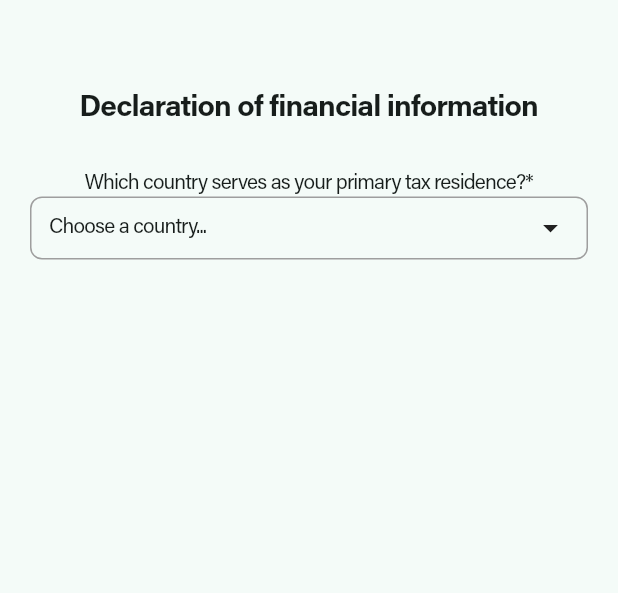
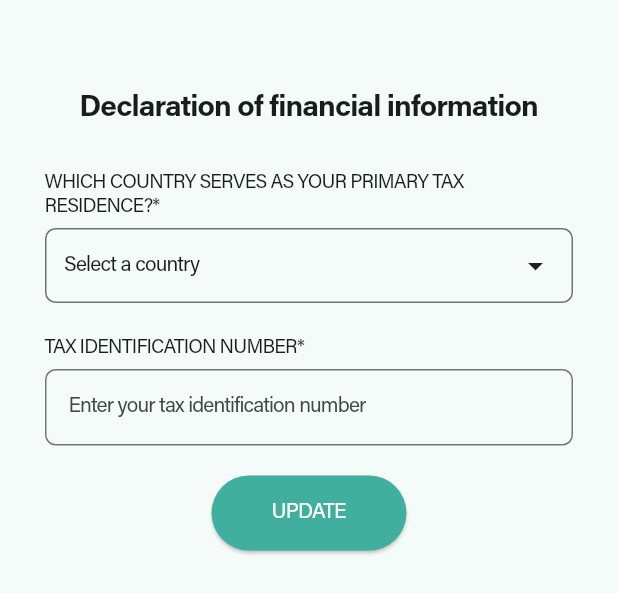
Before and after one commit to matiasespina1991/expatrio-challenge, a Flutter app: the TaxDataModalContent widget shown alone on an empty page, opened directly with empty values, on a phone screen of 412 x 824 dp. Shown: the top 593 px of the screen. Run offline on Flutter 3.47's test engine with Material 3 defaults, Android fonts, the phone set to English and light mode, and no system bars; our stand-ins replace connectivity_plus, flutter_secure_storage; accounts and stored records are empty.

Commit message:
Tax data modal UI fixed, Tax ID input added, user data and user tax data services added

```diff
--- a/lib/widgets/modals.dart
+++ b/lib/widgets/modals.dart
@@ -1,9 +1,9 @@
-import 'package:expatrio_challenge/widgets/tax_data_modal_content.dart';
+import 'package:expatrio_challenge/widgets/modals_content/tax_data_modal_content.dart';
 import 'package:flutter/material.dart';
 
 import '../theme/expatrio_theme.dart';
 import 'buttons.dart';
-import 'country_picker_modal_content.dart';
+import 'modals_content/country_picker_modal_content.dart';
 
 class ShowModal {
   void successfulLogin({
--- a/lib/widgets/country_picker_modal_content.dart
+++ b/lib/widgets/modals_content/country_picker_modal_content.dart
@@ -1,6 +1,6 @@
 import 'package:flutter/material.dart';
 
-import '../data/countries_list.dart';
+import '../../data/countries_list.dart';
 
 class CountryPickerModal extends StatefulWidget {
   final Function(String) onCountrySelected;
--- /dev/null
+++ b/lib/widgets/modals_content/tax_data_modal_content.dart
@@ -0,0 +1,111 @@
+import 'package:expatrio_challenge/widgets/buttons.dart';
+import 'package:flutter/material.dart';
+
+import 'country_picker_modal_content.dart';
+
+class TaxDataModalContent extends StatefulWidget {
+  final VoidCallback onTapConfirm;
+
+  const TaxDataModalContent({super.key, required this.onTapConfirm});
+
+  @override
+  TaxDataModalContentState createState() => TaxDataModalContentState();
+}
+
+class TaxDataModalContentState extends State<TaxDataModalContent> {
+  String? selectedCountry;
+
+  void _showCountryPicker() async {
+    String? result;
+    await showModalBottomSheet<String>(
+      context: context,
+      isScrollControlled: true,
+      builder: (BuildContext context) => CountryPickerModal(
+        onCountrySelected: (countrySelected) {
+          result = countrySelected;
+        },
+      ),
+    );
+
+    if (result != null) {
+      setState(() => selectedCountry = result!);
+    }
+  }
+
+  @override
+  Widget build(BuildContext context) {
+    return Padding(
+      padding: const EdgeInsets.only(left: 30, right: 30, top: 60, bottom: 20),
+      child: SizedBox(
+        height: MediaQuery.of(context).size.height * 0.7,
+        width: MediaQuery.of(context).size.width,
+        child: SingleChildScrollView(
+          physics: const BouncingScrollPhysics(),
+          child: Column(
+              mainAxisAlignment: MainAxisAlignment.start,
+              mainAxisSize: MainAxisSize.min,
+              children: <Widget>[
+                const Text('Declaration of financial information',
+                    style:
+                        TextStyle(fontSize: 20, fontWeight: FontWeight.bold)),
+                const SizedBox(height: 30),
+                Column(
+                  crossAxisAlignment: CrossAxisAlignment.start,
+                  children: [
+                    Text(
+                        'Which country serves as your primary tax residence?*'
+                            .toUpperCase(),
+                        style: const TextStyle(fontSize: 13)),
+                    const SizedBox(height: 6),
+                    InkWell(
+                      onTap: _showCountryPicker,
+                      child: Container(
+                        padding: const EdgeInsets.symmetric(
+                            horizontal: 12, vertical: 12),
+                        decoration: BoxDecoration(
+                          border: Border.all(color: Colors.black54),
+                          borderRadius: BorderRadius.circular(7),
+                        ),
+                        child: Row(
+                          mainAxisAlignment: MainAxisAlignment.spaceBetween,
+                          children: [
+                            selectedCountry == null
+                                ? const Text('Select a country')
+                                : Text(selectedCountry!),
+                            const Icon(Icons.arrow_drop_down),
+                          ],
+                        ),
+                      ),
+                    ),
+                    const SizedBox(height: 22),
+                    Text('Tax identification number*'.toUpperCase(),
+                        style: const TextStyle(fontSize: 13)),
+                    SizedBox(height: 6),
+                    const TextField(
+                      keyboardType: TextInputType.number,
+                      decoration: InputDecoration(
+                        contentPadding:
+                            EdgeInsets.symmetric(horizontal: 12, vertical: 15),
+                        border: OutlineInputBorder(
+                          borderRadius: BorderRadius.all(
+                            Radius.circular(7),
+                          ),
+                        ),
+                        hintStyle: const TextStyle(fontSize: 14),
+                        hintText: 'Enter your tax identification number',
+                      ),
+                    ),
+                  ],
+                ),
+                const SizedBox(height: 20),
+                ExpatrioButton(
+                    text: 'Update',
+                    onPressed: () {
+                      widget.onTapConfirm();
+                    })
+              ]),
+        ),
+      ),
+    );
+  }
+}
--- a/lib/widgets/tax_data_modal_content.dart
+++ /dev/null
@@ -1,78 +0,0 @@
-import 'package:flutter/material.dart';
-
-import '../data/countries_list.dart';
-import 'country_picker_modal_content.dart';
-
-class TaxDataModalContent extends StatefulWidget {
-  final VoidCallback onTapConfirm;
-
-  const TaxDataModalContent({super.key, required this.onTapConfirm});
-
-  @override
-  TaxDataModalContentState createState() => TaxDataModalContentState();
-}
-
-class TaxDataModalContentState extends State<TaxDataModalContent> {
-  String selectedCountry = 'Choose a country...';
-
-  void _showCountryPicker() async {
-    String? result;
-    await showModalBottomSheet<String>(
-      context: context,
-      isScrollControlled: true,
-      builder: (BuildContext context) => CountryPickerModal(
-        onCountrySelected: (countrySelected) {
-          result = countrySelected;
-        },
-      ),
-    );
-
-    if (result != null) {
-      setState(() => selectedCountry = result!);
-    }
-  }
-
-  @override
-  Widget build(BuildContext context) {
-    return Padding(
-      padding: const EdgeInsets.only(left: 20, right: 20, top: 60, bottom: 20),
-      child: SizedBox(
-        height: MediaQuery.of(context).size.height * 0.7,
-        width: MediaQuery.of(context).size.width,
-        child: SingleChildScrollView(
-          physics: const BouncingScrollPhysics(),
-          child: Column(
-            mainAxisAlignment: MainAxisAlignment.start,
-            mainAxisSize: MainAxisSize.min,
-            children: <Widget>[
-              const Text('Declaration of financial information',
-                  style: TextStyle(fontSize: 20, fontWeight: FontWeight.bold)),
-              const SizedBox(height: 30),
-              // Resto del contenido
-              Text('Which country serves as your primary tax residence?*'),
-              InkWell(
-                onTap: _showCountryPicker,
-                child: Container(
-                  padding: EdgeInsets.symmetric(horizontal: 12, vertical: 8),
-                  decoration: BoxDecoration(
-                    border: Border.all(color: Colors.grey),
-                    borderRadius: BorderRadius.circular(8),
-                  ),
-                  child: Row(
-                    mainAxisAlignment: MainAxisAlignment.spaceBetween,
-                    children: [
-                      Text(selectedCountry),
-                      Icon(Icons.arrow_drop_down),
-                    ],
-                  ),
-                ),
-              ),
-              const SizedBox(height: 8),
-              // Continúa con los otros elementos como el número de identificación fiscal
-            ],
-          ),
-        ),
-      ),
-    );
-  }
-}
```
Also changed, not shown: lib/services/current_user_data_service.dart (added, +36 -0 lines), lib/services/current_user_tax_data_service.dart (added, +36 -0 lines), 6 other files.
